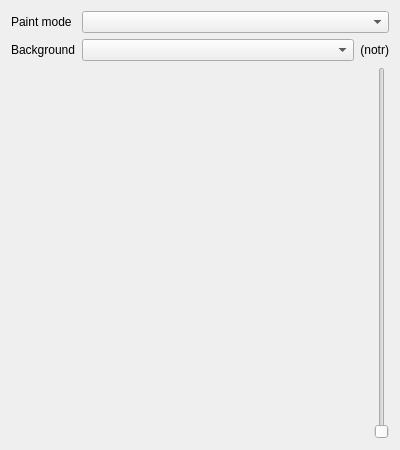
This is src/ui/vectorscope_ui.ui in KDE/kdenlive as Qt 5 draws it before an edit. The edited form follows.
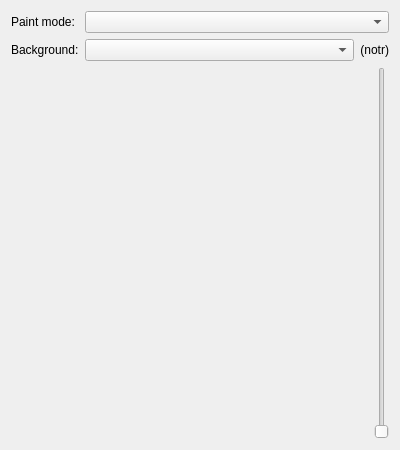
This is the edited form. Custom widgets are drawn as their Qt base class.

Patch:
```diff
--- a/src/ui/vectorscope_ui.ui
+++ b/src/ui/vectorscope_ui.ui
@@ -26,7 +26,7 @@
    <item row="0" column="0">
     <widget class="QLabel" name="lblPaintMode">
      <property name="text">
-      <string>Paint mode</string>
+      <string>Paint mode:</string>
      </property>
     </widget>
    </item>
@@ -43,7 +43,7 @@
    <item row="1" column="0">
     <widget class="QLabel" name="lblBackground">
      <property name="text">
-      <string>Background</string>
+      <string>Background:</string>
      </property>
     </widget>
    </item>
```
